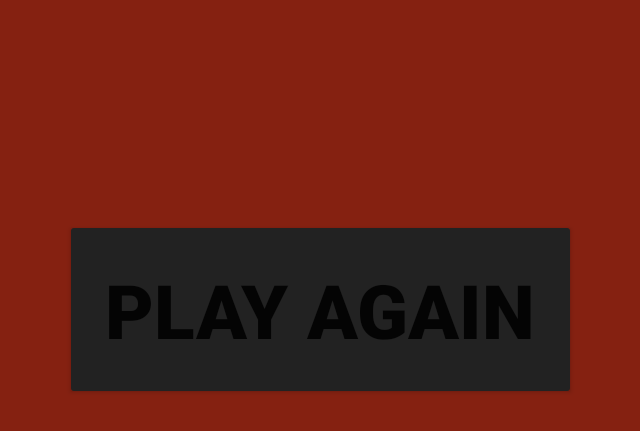
After one commit to 21tanman/CPSC312-Project-Zambies, an Android app: the EndScreen screen opened directly, with no data from a screen before it, on a phone screen of 824 x 412 dp (held sideways). The commit adds this screen. Shown: the top 431 px of the screen, without its empty margins (297-937 px from the left). Run offline under Robolectric (Android 15) with nearby library versions, the phone set to English and light mode, and no system bars.

Commit message:
No-bar activities

```diff
--- /dev/null
+++ b/app/src/main/java/com/example/projectzombies/EndScreen.java
@@ -0,0 +1,13 @@
+package com.example.projectzombies;
+
+import androidx.appcompat.app.AppCompatActivity;
+
+import android.os.Bundle;
+
+public class EndScreen extends AppCompatActivity {
+    @Override
+    protected void onCreate(Bundle savedInstanceState) {
+        super.onCreate(savedInstanceState);
+        setContentView(R.layout.activity_end_screen);
+    }
+}
--- /dev/null
+++ b/app/src/main/res/layout/activity_end_screen.xml
@@ -0,0 +1,30 @@
+<?xml version="1.0" encoding="utf-8"?>
+<androidx.constraintlayout.widget.ConstraintLayout
+    xmlns:android="http://schemas.android.com/apk/res/android"
+    xmlns:app="http://schemas.android.com/apk/res-auto"
+    xmlns:tools="http://schemas.android.com/tools"
+    android:layout_width="match_parent"
+    android:layout_height="match_parent"
+    android:background="#852111"
+    tools:context=".EndScreen">
+
+    <Button
+        android:id="@+id/playAgainBtn"
+        android:layout_width="wrap_content"
+        android:layout_height="wrap_content"
+        android:layout_marginStart="230dp"
+        android:layout_marginTop="157dp"
+        android:layout_marginEnd="231dp"
+        android:layout_marginBottom="157dp"
+        android:backgroundTint="#222222"
+        android:padding="40px"
+        android:text="Play Again"
+        android:textSize="50dp"
+        android:textStyle="bold"
+        app:layout_constraintBottom_toBottomOf="parent"
+        app:layout_constraintEnd_toEndOf="parent"
+        app:layout_constraintStart_toStartOf="parent"
+        app:layout_constraintTop_toTopOf="parent" />
+
+
+</androidx.constraintlayout.widget.ConstraintLayout>
--- a/app/src/main/res/values/themes.xml
+++ b/app/src/main/res/values/themes.xml
@@ -13,4 +13,10 @@
         <item name="android:statusBarColor" tools:targetApi="l">?attr/colorPrimaryVariant</item>
         <!-- Customize your theme here. -->
     </style>
+    <style name="AppFullScreenTheme" parent="Theme.AppCompat.Light.NoActionBar">
+        <item name="android:windowNoTitle">true</item>
+        <item name="android:windowActionBar">false</item>
+        <item name="android:windowFullscreen">true</item>
+        <item name="android:windowContentOverlay">@null</item>
+    </style>
 </resources>
```
Also changed, not shown: app/src/main/AndroidManifest.xml (+14 -2 lines), app/src/main/java/com/example/projectzombies/GameActivity.java (+9 -1 lines), app/src/main/java/com/example/projectzombies/GameView.java (+12 -3 lines), app/src/main/java/com/example/projectzombies/StartScreen.java (added, +14 -0 lines), app/src/main/res/layout/activity_main.xml (+2 -10 lines), app/src/main/res/layout/activity_start_screen.xml (added, +43 -0 lines).
